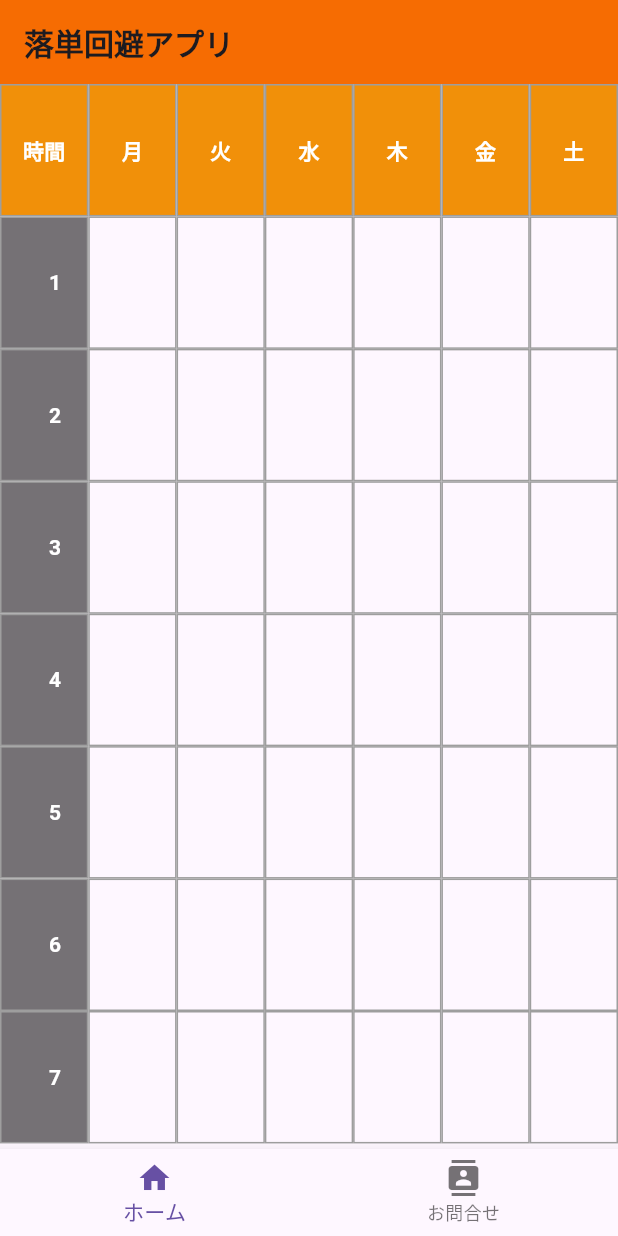
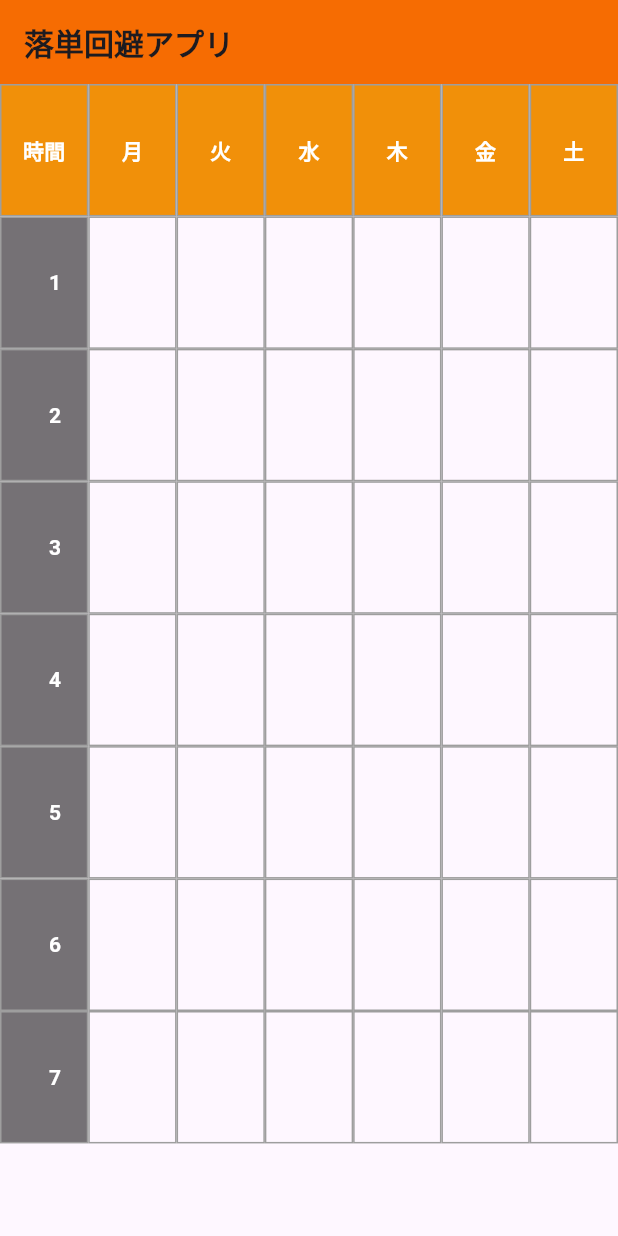
Before and after one commit to hashimo000/schedule_app, a Flutter app: the screen it shows after launch, on a phone screen of 412 x 824 dp. Run offline on Flutter 3.47's test engine with Material 3 defaults, Android fonts, the phone set to English and light mode, and no system bars; our stand-ins replace flutter_riverpod, go_router.

Commit message:
flutter アップグレード　クリーン

```diff
--- a/lib/HomePage.dart
+++ b/lib/HomePage.dart
@@ -1,7 +1,9 @@
 import 'package:flutter/material.dart';
 import 'DetailScreen .dart';
 import 'package:flutter_riverpod/flutter_riverpod.dart';
+import 'package:schedule/inquiries.dart';
 class MyHomePage extends StatefulWidget {
+
   const MyHomePage({super.key});
 
   @override
@@ -44,18 +46,7 @@ class _TimetableScreenState extends State<TimetableScreen> {
   backgroundColor: Color.fromARGB(255, 246, 108, 2),
   ),
       body: TimetableGrid(),
-       bottomNavigationBar: BottomNavigationBar(
-        items: const <BottomNavigationBarItem>[
-          BottomNavigationBarItem(
-            icon: Icon(Icons.home),
-            label: 'ホーム',
-          ),
-          BottomNavigationBarItem(
-            icon: Icon(Icons.contacts),
-            label: 'お問合せ',
-          ),
-        ],
-      ),
+
     );
   }
 }
--- a/lib/inquiries.dart
+++ b/lib/inquiries.dart
@@ -1,5 +1,4 @@
 import 'package:flutter/material.dart';
-import 'package:flutter_riverpod/flutter_riverpod.dart';
 import 'package:url_launcher/url_launcher.dart';
 
 class InquiriesPage extends StatelessWidget {
--- a/lib/main.dart
+++ b/lib/main.dart
@@ -1,6 +1,8 @@
 import 'package:schedule/HomePage.dart';
 import 'package:flutter/material.dart';
 import 'package:flutter_riverpod/flutter_riverpod.dart';
+import 'package:go_router/go_router.dart';
+import 'package:schedule/inquiries.dart';
 void main() {
   runApp(const ProviderScope(
     child: MyApp()
@@ -12,14 +14,13 @@ class MyApp extends ConsumerWidget {
 
   @override
   Widget build(BuildContext context, WidgetRef ref) {
-
     return MaterialApp(
       theme: ThemeData(
-
         colorScheme: ColorScheme.fromSeed(seedColor: Colors.deepPurple),
         useMaterial3: true,
       ),
       home: const MyHomePage(),
+
     );
   }
 }
```
